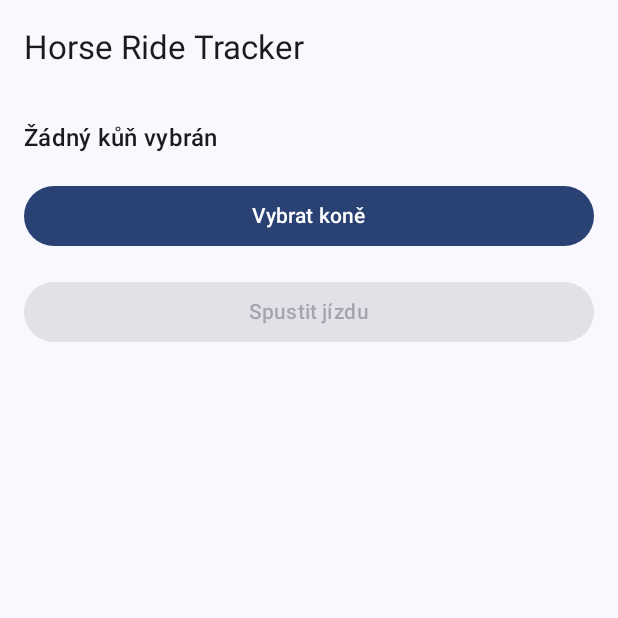
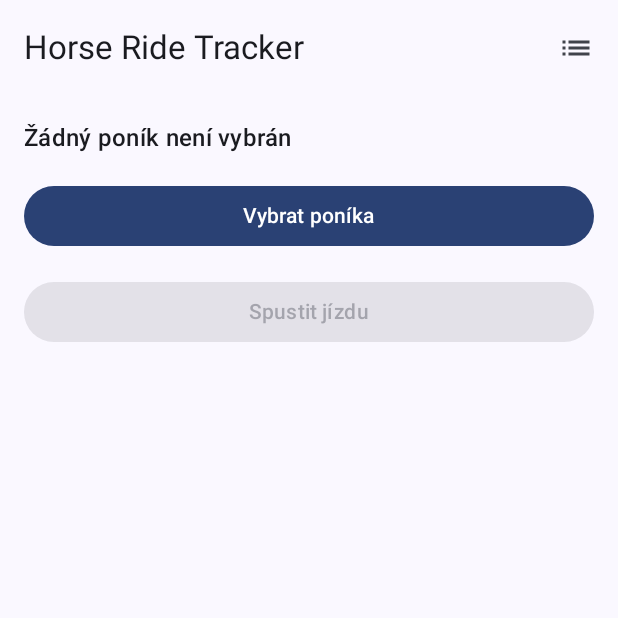
Before and after one commit to rolfovo/HorseRideTracker, an Android app built with Jetpack Compose: the screen it shows after launch (MainActivity), on a phone screen of 412 x 824 dp, the top half of it. Run offline under Robolectric (Android 15) with nearby library versions, the phone set to English and light mode, and no system bars.

Commit message:
Oprava uspavani aplikace

```diff
--- a/app/src/main/java/com/example/horseridetracker/MainActivity.kt
+++ b/app/src/main/java/com/example/horseridetracker/MainActivity.kt
@@ -1,5 +1,7 @@
 package com.example.horseridetracker
 
+import android.Manifest
+import android.app.Activity
 import android.content.Intent
 import android.os.Bundle
 import androidx.activity.ComponentActivity
@@ -7,37 +9,80 @@ import androidx.activity.compose.setContent
 import androidx.activity.result.contract.ActivityResultContracts
 import androidx.activity.compose.rememberLauncherForActivityResult
 import androidx.compose.foundation.layout.*
+import androidx.compose.material.icons.Icons
+import androidx.compose.material.icons.filled.List
 import androidx.compose.material3.*
 import androidx.compose.runtime.*
 import androidx.compose.ui.Modifier
+import androidx.compose.ui.platform.LocalContext
 import androidx.compose.ui.unit.dp
+import androidx.core.app.ActivityCompat
+import androidx.core.content.ContextCompat
 import com.example.horseridetracker.ui.theme.HorseRideTrackerTheme
-@OptIn(ExperimentalMaterial3Api::class)
 
+private const val REQ_LOCATION = 100
+
+/**
+ * Domovská obrazovka:
+ * • Výběr koně → tlačítko „Spustit jízdu“
+ * • Ikona seznamu v TopAppBar → ManageHorsesActivity
+ */
 class MainActivity : ComponentActivity() {
+
     override fun onCreate(savedInstanceState: Bundle?) {
         super.onCreate(savedInstanceState)
 
+        // 1) Zeptáme se na povolení polohy (i na pozadí)
+        ActivityCompat.requestPermissions(
+            this,
+            arrayOf(
+                Manifest.permission.ACCESS_FINE_LOCATION,
+                Manifest.permission.ACCESS_BACKGROUND_LOCATION
+            ),
+            REQ_LOCATION
+        )
+
+        // 2) Teprve pak naplníme Compose UI
         setContent {
             HorseRideTrackerTheme {
-                var selectedHorseName by remember { mutableStateOf("") }
-
-                // Launcher pro výběr koně
-                val selectHorseLauncher = rememberLauncherForActivityResult(
-                    contract = ActivityResultContracts.StartActivityForResult()
-                ) { result ->
-                    if (result.resultCode == RESULT_OK) {
-                        val name = result.data?.getStringExtra("selectedHorse")
-                        if (!name.isNullOrBlank()) {
-                            selectedHorseName = name
+                MainScreen()
+            }
         }
     }
 }
 
+@OptIn(ExperimentalMaterial3Api::class)
+@Composable
+private fun MainScreen() {
+    val context = LocalContext.current
+    var selectedHorseName by remember { mutableStateOf("") }
+
+    // Launcher, který čeká na výsledek z HorseSelectActivity
+    val selectHorseLauncher = rememberLauncherForActivityResult(
+        contract = ActivityResultContracts.StartActivityForResult()
+    ) { result ->
+        if (result.resultCode == Activity.RESULT_OK) {
+            result.data
+                ?.getStringExtra("selectedHorse")
+                ?.takeIf { it.isNotBlank() }
+                ?.let { selectedHorseName = it }
+        }
+    }
+
     Scaffold(
-                    modifier = Modifier.fillMaxSize(),
         topBar = {
-                        TopAppBar(title = { Text("Horse Ride Tracker") })
+            TopAppBar(
+                title = { Text("Horse Ride Tracker") },
+                actions = {
+                    IconButton(onClick = {
+                        context.startActivity(
+                            Intent(context, ManageHorsesActivity::class.java)
+                        )
+                    }) {
+                        Icon(Icons.Default.List, contentDescription = "Moji koně")
+                    }
+                }
+            )
         }
     ) { padding ->
         Column(
@@ -46,27 +91,44 @@ class MainActivity : ComponentActivity() {
                 .padding(16.dp)
                 .fillMaxSize()
         ) {
+            /** Info o vybraném koni **/
             Text(
-                            text = if (selectedHorseName.isEmpty()) "Žádný kůň vybrán" else "Vybraný kůň: $selectedHorseName",
+                text = if (selectedHorseName.isEmpty())
+                    "Žádný poník není vybrán"
+                else
+                    "Vybraný kůň: $selectedHorseName",
                 style = MaterialTheme.typography.titleMedium
             )
 
-                        Spacer(modifier = Modifier.height(16.dp))
+            Spacer(Modifier.height(16.dp))
 
-                        Button(onClick = {
-                            val intent = Intent(this@MainActivity, HorseSelectActivity::class.java)
-                            selectHorseLauncher.launch(intent)
-                        }, modifier = Modifier.fillMaxWidth()) {
-                            Text("Vybrat koně")
+            /** Tlačítko pro výběr koně **/
+            Button(
+                onClick = {
+                    selectHorseLauncher.launch(
+                        Intent(context, HorseSelectActivity::class.java)
+                    )
+                },
+                modifier = Modifier.fillMaxWidth()
+            ) {
+                Text("Vybrat poníka")
             }
 
-                        Spacer(modifier = Modifier.height(16.dp))
+            Spacer(Modifier.height(16.dp))
 
+            /** Spustit jízdu – povoleno jen pokud je vybráno jméno **/
             Button(
                 onClick = {
-                                val intent = Intent(this@MainActivity, RideActivity::class.java)
-                                intent.putExtra("horseName", selectedHorseName)
-                                startActivity(intent)
+                    // 1) Start foreground služby
+                    ContextCompat.startForegroundService(
+                        context,
+                        Intent(context, RideService::class.java)
+                    )
+                    // 2) Otevři RideActivity
+                    context.startActivity(
+                        Intent(context, RideActivity::class.java)
+                            .putExtra("horseName", selectedHorseName)
+                    )
                 },
                 enabled = selectedHorseName.isNotEmpty(),
                 modifier = Modifier.fillMaxWidth()
@@ -76,6 +138,3 @@ class MainActivity : ComponentActivity() {
         }
     }
 }
-        }
-    }
-}
```
Also changed, not shown: app/src/main/AndroidManifest.xml (+8 -1 lines), app/src/main/java/com/example/horseridetracker/CalibrationActivity.kt (+30 -37 lines), app/src/main/java/com/example/horseridetracker/ManageHorsesActivity.kt (added, +109 -0 lines), app/src/main/java/com/example/horseridetracker/RideService.kt (added, +55 -0 lines). Lines whose indentation alone changed are shown as unchanged.
